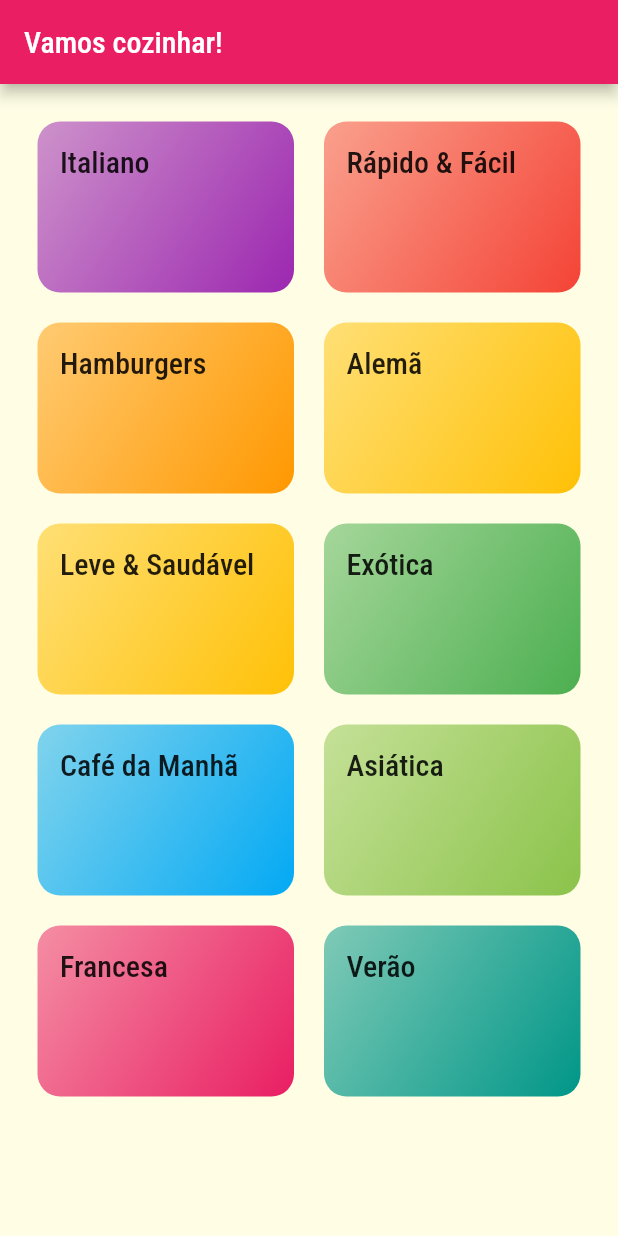
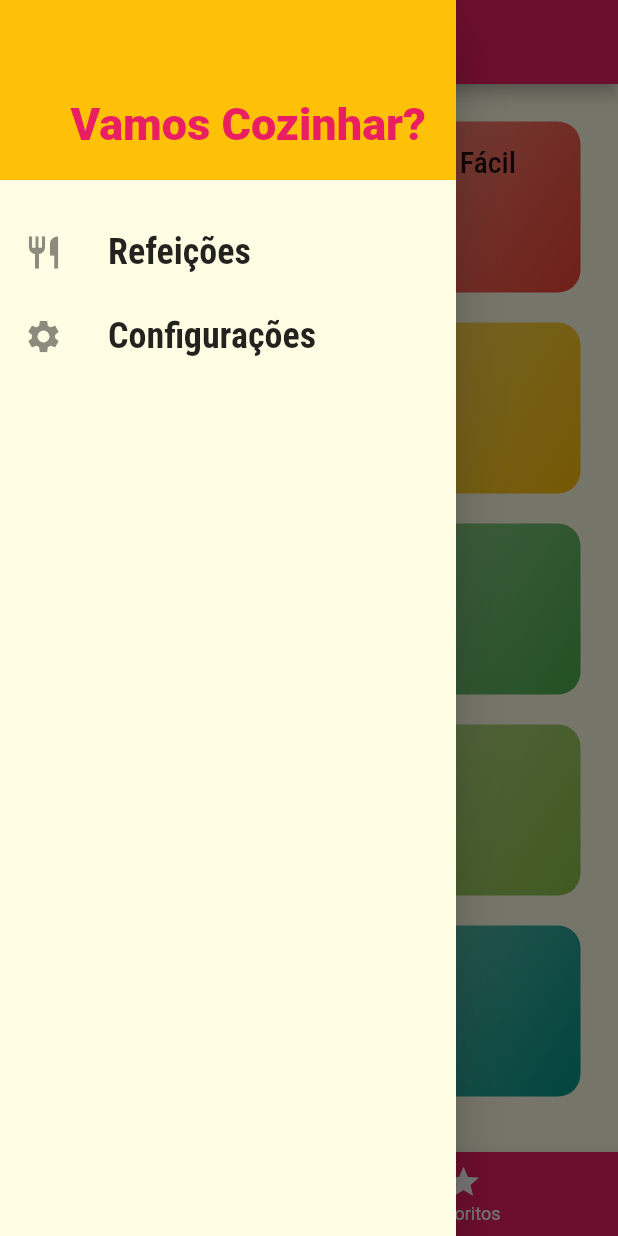
Before and after one commit to ademir2011/app03meals, a Flutter app: the screen it shows after launch, with the side drawer open (before the commit the screen has no drawer), on a phone screen of 412 x 824 dp. Run offline on Flutter 3.47's test engine with Material 2 defaults, Android fonts, the phone set to English and light mode, and no system bars.

Commit message:
lógica de favoritos e configurações

```diff
--- /dev/null
+++ b/lib/components/main_drawer.dart
@@ -0,0 +1,60 @@
+import 'package:app03meals/utils/app_routes.dart';
+import 'package:flutter/material.dart';
+
+class MainDrawer extends StatelessWidget {
+  const MainDrawer({Key? key}) : super(key: key);
+
+  Widget _createItem(IconData icon, String label, Function() onTap) {
+    return ListTile(
+      leading: Icon(
+        icon,
+        size: 26,
+      ),
+      title: Text(
+        label,
+        style: const TextStyle(
+          fontFamily: 'RobotoCondensed',
+          fontSize: 24,
+          fontWeight: FontWeight.bold,
+        ),
+      ),
+      onTap: onTap,
+    );
+  }
+
+  @override
+  Widget build(BuildContext context) {
+    return Drawer(
+      child: Column(
+        children: [
+          Container(
+            height: 120,
+            width: double.infinity,
+            padding: const EdgeInsets.all(20),
+            color: Theme.of(context).accentColor,
+            alignment: Alignment.bottomRight,
+            child: Text(
+              'Vamos Cozinhar?',
+              style: TextStyle(
+                fontWeight: FontWeight.w900,
+                fontSize: 30,
+                color: Theme.of(context).primaryColor,
+              ),
+            ),
+          ),
+          const SizedBox(height: 20),
+          _createItem(
+            Icons.restaurant,
+            'Refeições',
+            () => Navigator.of(context).pushReplacementNamed(AppRoutes.HOME),
+          ),
+          _createItem(
+            Icons.settings,
+            'Configurações',
+            () => Navigator.of(context).pushReplacementNamed(AppRoutes.SETTINGS),
+          ),
+        ],
+      ),
+    );
+  }
+}
--- a/lib/main.dart
+++ b/lib/main.dart
@@ -1,12 +1,51 @@
+import 'package:app03meals/data/dummy_data.dart';
+import 'package:app03meals/models/meal.dart';
+import 'package:app03meals/models/settings.dart';
 import 'package:app03meals/screens/categories_meals_screen.dart';
 import 'package:app03meals/screens/categories_screen.dart';
 import 'package:app03meals/screens/meal_details_screen.dart';
+import 'package:app03meals/screens/settings_screen.dart';
+import 'package:app03meals/screens/tabs_screen.dart';
 import 'package:app03meals/utils/app_routes.dart';
 import 'package:flutter/material.dart';
 
 void main() => runApp(MyApp());
 
-class MyApp extends StatelessWidget {
+class MyApp extends StatefulWidget {
+  @override
+  State<MyApp> createState() => _MyAppState();
+}
+
+class _MyAppState extends State<MyApp> {
+  Settings settings = Settings();
+
+  List<Meal> _availableMeals = DUMMY_MEALS;
+  List<Meal> _favoriteMeals = [];
+
+  void _filterMeals(Settings settings) {
+    setState(() {
+      this.settings = settings;
+      _availableMeals = DUMMY_MEALS.where((meal) {
+        final filterGluten = settings.isGlutenFree && !meal.isGlutenFree;
+        final filterLactose = settings.isLactoseFree && !meal.isLactoseFree;
+        final filterVegan = settings.isVegan && !meal.isVegan;
+        final filterVegetarian = settings.isVegetarian && !meal.isVegetarian;
+
+        return !filterGluten && !filterLactose && !filterVegan && !filterVegetarian;
+      }).toList();
+    });
+  }
+
+  void _toggleFavorite(Meal meal) {
+    setState(() {
+      _favoriteMeals.contains(meal) ? _favoriteMeals.remove(meal) : _favoriteMeals.add(meal);
+    });
+  }
+
+  bool _isFavorite(Meal meal) {
+    return _favoriteMeals.contains(meal);
+  }
+
   @override
   Widget build(BuildContext context) {
     return MaterialApp(
@@ -24,9 +63,10 @@ class MyApp extends StatelessWidget {
             ),
       ),
       routes: {
-        AppRoutes.HOME: (ctx) => const CategoriesScreen(),
-        AppRoutes.CATEGORIES_MEALS: (ctx) => const CategoriesMealsScreen(),
-        AppRoutes.MEAL_DETAIL: (ctx) => const MealDetailScreen(),
+        AppRoutes.HOME: (ctx) => TabsScreen(_favoriteMeals),
+        AppRoutes.CATEGORIES_MEALS: (ctx) => CategoriesMealsScreen(_availableMeals),
+        AppRoutes.MEAL_DETAIL: (ctx) => MealDetailScreen(_toggleFavorite, _isFavorite),
+        AppRoutes.SETTINGS: (ctx) => SettingsScreen(settings, _filterMeals),
       },
     );
   }
--- /dev/null
+++ b/lib/models/settings.dart
@@ -0,0 +1,8 @@
+class Settings {
+  bool isGlutenFree;
+  bool isLactoseFree;
+  bool isVegan;
+  bool isVegetarian;
+
+  Settings({this.isGlutenFree = false, this.isLactoseFree = false, this.isVegan = false, this.isVegetarian = false});
+}
--- a/lib/screens/categories_meals_screen.dart
+++ b/lib/screens/categories_meals_screen.dart
@@ -1,10 +1,13 @@
 import 'package:app03meals/components/meal_item.dart';
 import 'package:app03meals/data/dummy_data.dart';
 import 'package:app03meals/models/category.dart';
+import 'package:app03meals/models/meal.dart';
 import 'package:flutter/material.dart';
 
 class CategoriesMealsScreen extends StatelessWidget {
-  const CategoriesMealsScreen({Key? key}) : super(key: key);
+  final List<Meal> meals;
+
+  const CategoriesMealsScreen(this.meals, {Key? key}) : super(key: key);
 
   @override
   Widget build(BuildContext context) {
--- a/lib/screens/categories_screen.dart
+++ b/lib/screens/categories_screen.dart
@@ -7,11 +7,7 @@ class CategoriesScreen extends StatelessWidget {
 
   @override
   Widget build(BuildContext context) {
-    return Scaffold(
-      appBar: AppBar(
-        title: const Text('Vamos cozinhar!'),
-      ),
-      body: GridView(
+    return GridView(
       padding: const EdgeInsets.all(25),
       gridDelegate: const SliverGridDelegateWithMaxCrossAxisExtent(
         maxCrossAxisExtent: 200,
@@ -20,7 +16,6 @@ class CategoriesScreen extends StatelessWidget {
         mainAxisSpacing: 20,
       ),
       children: DUMMY_CATEGORIES.map((cat) => CategoryItem(cat)).toList(),
-      ),
     );
   }
 }
--- /dev/null
+++ b/lib/screens/tabs_screen.dart
@@ -0,0 +1,67 @@
+import 'package:app03meals/components/main_drawer.dart';
+import 'package:app03meals/models/meal.dart';
+import 'package:app03meals/screens/categories_screen.dart';
+import 'package:app03meals/screens/favorite_screen.dart';
+import 'package:flutter/material.dart';
+
+class TabsScreen extends StatefulWidget {
+  final List<Meal> favoriteMeals;
+  const TabsScreen(this.favoriteMeals, {Key? key}) : super(key: key);
+
+  @override
+  State<TabsScreen> createState() => _TabsScreenState();
+}
+
+class _TabsScreenState extends State<TabsScreen> {
+  int _selectedScreenIndex = 0;
+
+  final List<String> _titles = [
+    'Lista de Categorias',
+    'Meus Favoritos',
+  ];
+
+  List<Widget> _screens = [];
+
+  @override
+  void initState() {
+    super.initState();
+    _screens = [
+      const CategoriesScreen(),
+      FavoriteScreen(widget.favoriteMeals),
+    ];
+  }
+
+  _selectScreen(int index) {
+    setState(() {
+      _selectedScreenIndex = index;
+    });
+  }
+
+  @override
+  Widget build(BuildContext context) {
+    return Scaffold(
+      appBar: AppBar(
+        title: Text(_titles[_selectedScreenIndex]),
+      ),
+      drawer: const MainDrawer(),
+      body: _screens[_selectedScreenIndex],
+      bottomNavigationBar: BottomNavigationBar(
+        onTap: _selectScreen,
+        backgroundColor: Theme.of(context).primaryColor,
+        unselectedItemColor: Colors.white,
+        selectedItemColor: Theme.of(context).accentColor,
+        currentIndex: _selectedScreenIndex,
+        items: const [
+          BottomNavigationBarItem(
+            icon: Icon(Icons.category),
+            label: 'Categorias',
+          ),
+          BottomNavigationBarItem(
+            icon: Icon(Icons.star),
+            label: 'Favoritos',
+          ),
+        ],
+      ),
+    );
+  }
+}
--- a/lib/utils/app_routes.dart
+++ b/lib/utils/app_routes.dart
@@ -2,4 +2,5 @@ class AppRoutes {
   static const HOME = '/';
   static const CATEGORIES_MEALS = '/categories-meals';
   static const MEAL_DETAIL = '/meal-detail';
+  static const SETTINGS = '/settings';
 }
```
Also changed, not shown: lib/screens/favorite_screen.dart (added, +24 -0 lines), lib/screens/meal_details_screen.dart (+63 -22 lines), lib/screens/settings_screen.dart (added, +83 -0 lines). Lines whose indentation alone changed are shown as unchanged.
